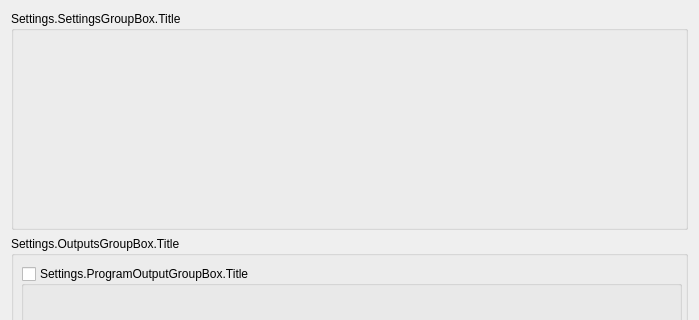
The window that src/forms/SettingsDialog.ui (DistroAV/DistroAV) describes before a commit, drawn with Qt 5; both pictures show x 0 to 699 and y 0 to 320 of the 699 by 493 pixel window.
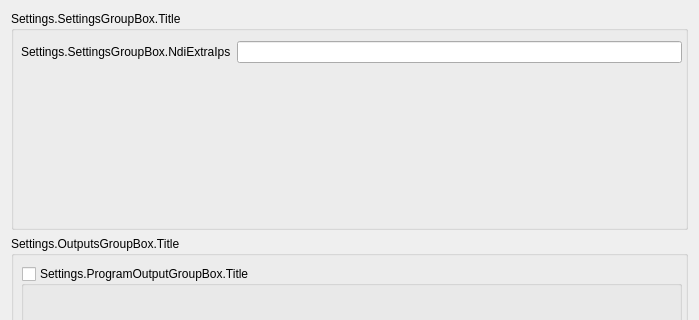
The same window after the commit.

Commit message: SettingsDialog: Add ability to configure NDI Extra Ips

Diff of the .ui file:
```diff
--- a/src/forms/SettingsDialog.ui
+++ b/src/forms/SettingsDialog.ui
@@ -28,7 +28,18 @@
         <height>171</height>
        </rect>
       </property>
-      <layout class="QFormLayout" name="formLayout"/>
+      <layout class="QFormLayout" name="formLayout">
+       <item row="0" column="0">
+        <widget class="QLabel" name="label">
+         <property name="text">
+          <string>Settings.SettingsGroupBox.NdiExtraIps</string>
+         </property>
+        </widget>
+       </item>
+       <item row="0" column="1">
+        <widget class="QLineEdit" name="ndiExtraIpsLineEdit"/>
+       </item>
+      </layout>
      </widget>
     </widget>
    </item>
```
The commit also changes 3 other files.
